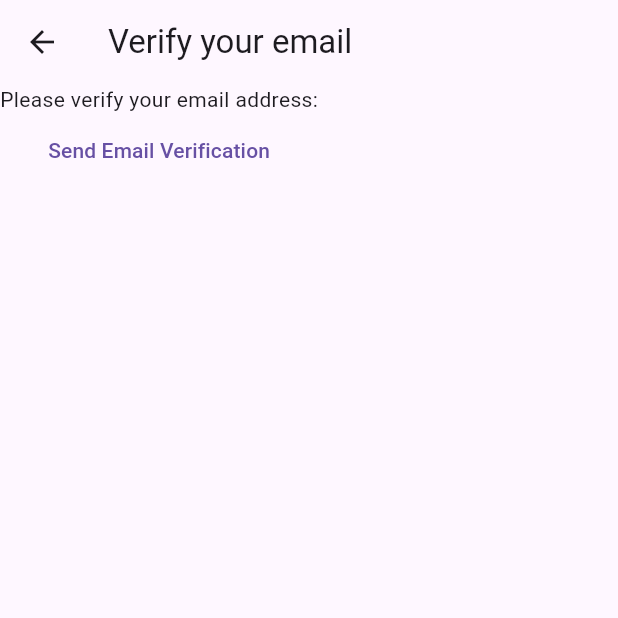
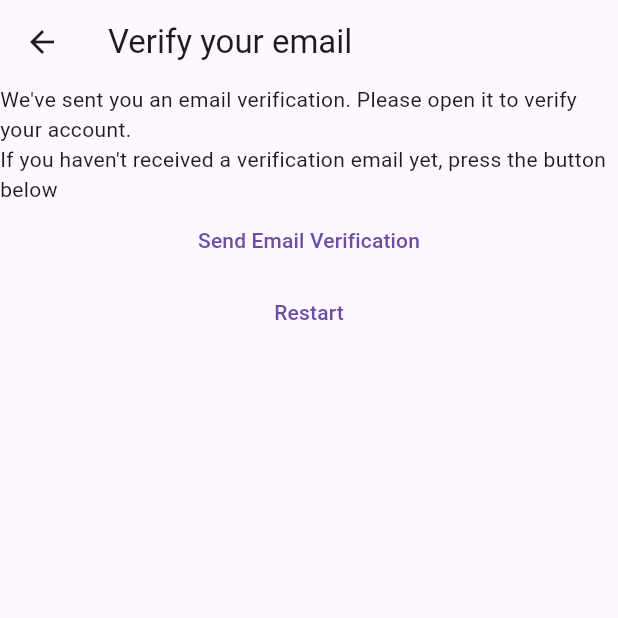
Before and after one commit to Buhana149/firebase_impl_app, a Flutter app: the VerifyEmailView screen opened directly, on a phone screen of 412 x 824 dp, the top half of it. Run offline on Flutter 3.47's test engine with Material 3 defaults, Android fonts, the phone set to English and light mode, and no system bars; our stand-ins replace firebase_auth, firebase_core; accounts and stored records are empty.

Commit message:
verify email route created

```diff
--- a/lib/constants/routes.dart
+++ b/lib/constants/routes.dart
@@ -1,3 +1,4 @@
 const loginRoute = '/login';
 const registerRoute = '/register';
 const notesRoute = '/notes';
+const verifyEmailRoute = '/verify-email';
--- a/lib/main.dart
+++ b/lib/main.dart
@@ -2,6 +2,7 @@ import 'package:firebase_impl_app/constants/routes.dart';
 import 'package:firebase_impl_app/home_page.dart';
 import 'package:firebase_impl_app/register_pages/login_view.dart';
 import 'package:firebase_impl_app/register_pages/register_view.dart';
+import 'package:firebase_impl_app/register_pages/verify_email_view.dart';
 import 'package:flutter/material.dart';
 
 void main() {
@@ -22,7 +23,8 @@ class MyApp extends StatelessWidget {
       routes: {
         loginRoute : (context) => const LoginView(),
         registerRoute: (context) => const RegisterView(),
-        notesRoute : (context) => NotesView(),
+        notesRoute : (context) => const NotesView(),
+        verifyEmailRoute : (context) => const VerifyEmailView(),
       },
     );
   }
--- a/lib/register_pages/verify_email_view.dart
+++ b/lib/register_pages/verify_email_view.dart
@@ -1,4 +1,5 @@
 import 'package:firebase_auth/firebase_auth.dart';
+import 'package:firebase_impl_app/constants/routes.dart';
 import 'package:flutter/material.dart';
 
 class VerifyEmailView extends StatefulWidget {
@@ -17,14 +18,27 @@ class _VerifyEmailViewState extends State<VerifyEmailView> {
       ),
       body: Column(
         children: [
-          const Text('Please verify your email address:'),
+          const Text(
+              "We've sent you an email verification. Please open it to verify your account."),
+          const Text(
+              "If you haven't received a verification email yet, press the button below "),
           TextButton(
             onPressed: () async {
               final user = FirebaseAuth.instance.currentUser;
               await user?.sendEmailVerification();
             },
             child: const Text('Send Email Verification'),
-          )
+          ),
+          TextButton(
+            onPressed: () async {
+              await FirebaseAuth.instance.signOut();
+              Navigator.of(context).pushNamedAndRemoveUntil(
+                registerRoute,
+                (route) => false,
+              );
+            },
+            child: Text('Restart'),
+          ),
         ],
       ),
     );
```
Also changed, not shown: lib/register_pages/register_view.dart (+29 -6 lines).
